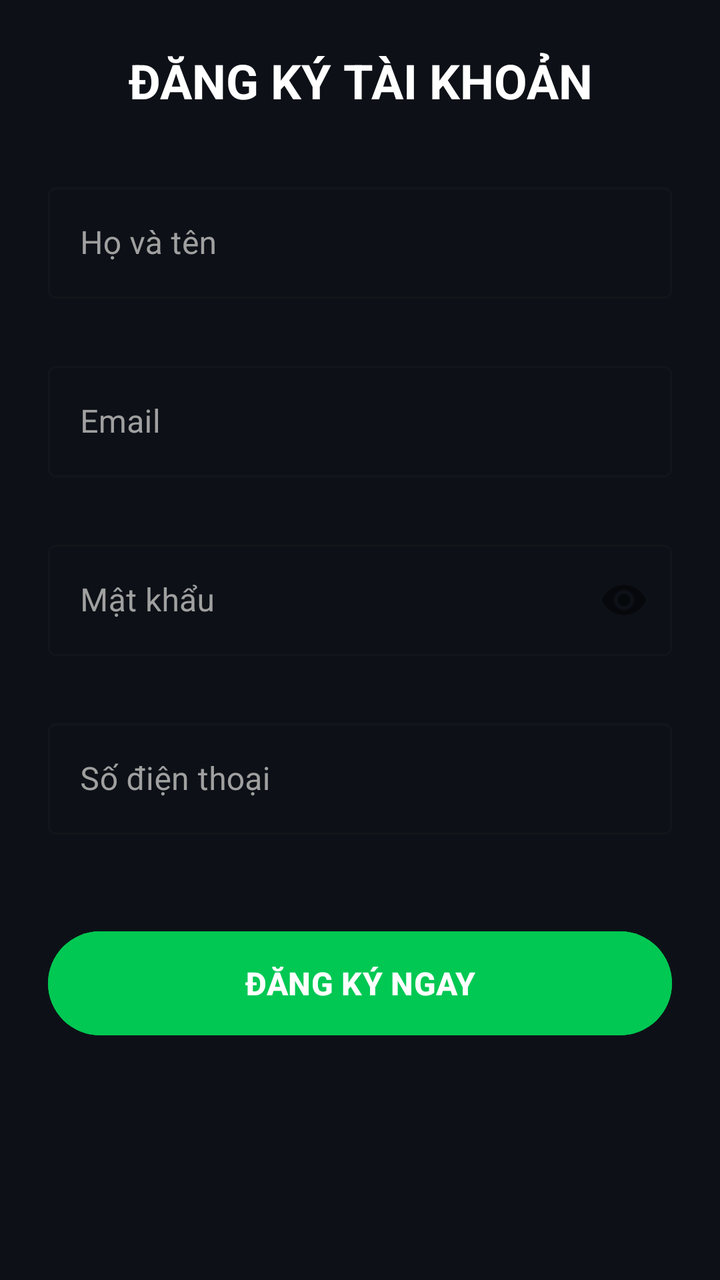
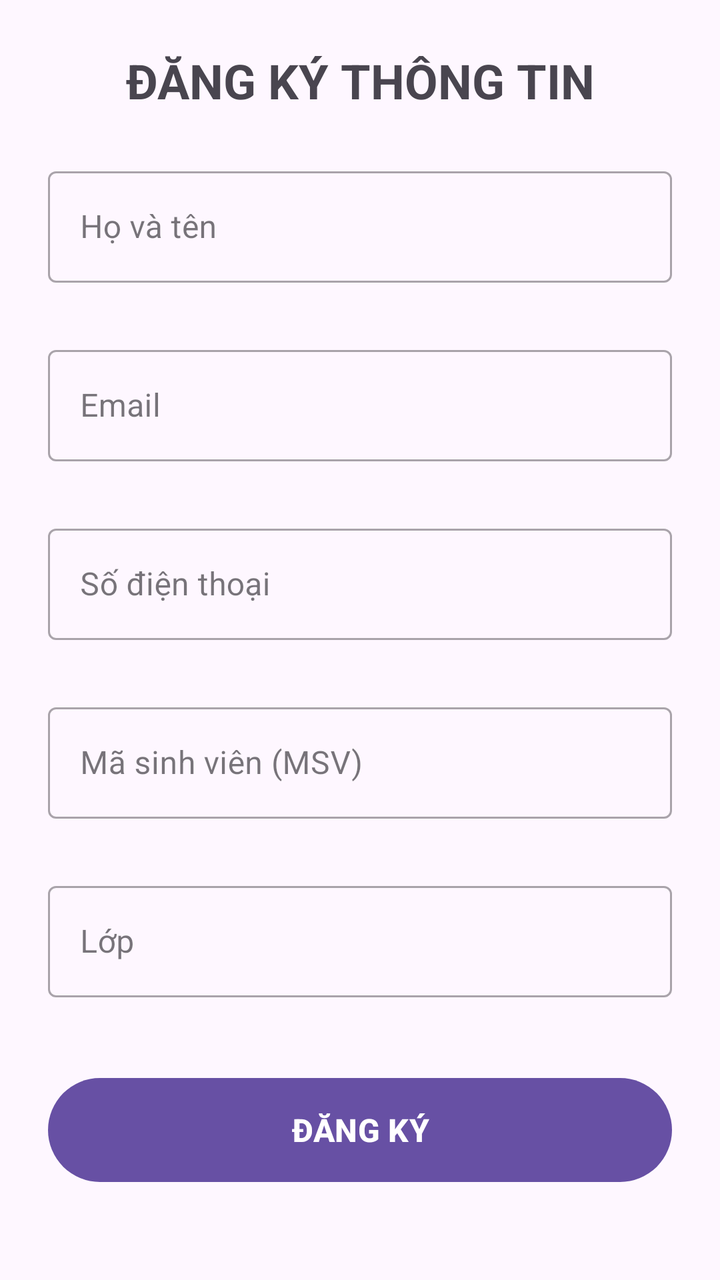

Screens rendered from an Android XML layout before and after an edit, with the pre-edit source and the edit as a unified diff.
<!-- AndroidManifest.xml: application theme Theme.New -->
<!-- res/layout/activity_main.xml -->
<?xml version="1.0" encoding="utf-8"?>
<ScrollView xmlns:android="http://schemas.android.com/apk/res/android"
    xmlns:app="http://schemas.android.com/apk/res-auto"
    android:layout_width="match_parent"
    android:layout_height="match_parent"
    android:padding="24dp"
    android:background="#0D1117"> 

    <LinearLayout
        android:layout_width="match_parent"
        android:layout_height="wrap_content"
        android:orientation="vertical">

        <TextView
            android:layout_width="match_parent"
            android:layout_height="wrap_content"
            android:layout_marginBottom="32dp"
            android:gravity="center"
            android:text="ĐĂNG KÝ TÀI KHOẢN"
            android:textColor="#FFFFFF"
            android:textSize="24sp"
            android:textStyle="bold" />

        
        <com.google.android.material.textfield.TextInputLayout
            android:id="@+id/tilName"
            style="@style/Widget.MaterialComponents.TextInputLayout.OutlinedBox"
            android:layout_width="match_parent"
            android:layout_height="wrap_content"
            android:layout_marginBottom="8dp"
            android:textColorHint="#A0A0A0"
            app:errorEnabled="true">

            <com.google.android.material.textfield.TextInputEditText
                android:id="@+id/etName"
                android:layout_width="match_parent"
                android:layout_height="wrap_content"
                android:hint="Họ và tên"
                android:textColor="#FFFFFF"
                android:inputType="textPersonName" />
        </com.google.android.material.textfield.TextInputLayout>

        
        <com.google.android.material.textfield.TextInputLayout
            android:id="@+id/tilEmail"
            style="@style/Widget.MaterialComponents.TextInputLayout.OutlinedBox"
            android:layout_width="match_parent"
            android:layout_height="wrap_content"
            android:layout_marginBottom="8dp"
            android:textColorHint="#A0A0A0"
            app:errorEnabled="true">

            <com.google.android.material.textfield.TextInputEditText
                android:id="@+id/etEmail"
                android:layout_width="match_parent"
                android:layout_height="wrap_content"
                android:hint="Email"
                android:textColor="#FFFFFF"
                android:inputType="textEmailAddress" />
        </com.google.android.material.textfield.TextInputLayout>

        
        <com.google.android.material.textfield.TextInputLayout
            android:id="@+id/tilPassword"
            style="@style/Widget.MaterialComponents.TextInputLayout.OutlinedBox"
            android:layout_width="match_parent"
            android:layout_height="wrap_content"
            android:layout_marginBottom="8dp"
            android:textColorHint="#A0A0A0"
            app:errorEnabled="true"
            app:passwordToggleEnabled="true">

            <com.google.android.material.textfield.TextInputEditText
                android:id="@+id/etPassword"
                android:layout_width="match_parent"
                android:layout_height="wrap_content"
                android:hint="Mật khẩu"
                android:textColor="#FFFFFF"
                android:inputType="textPassword" />
        </com.google.android.material.textfield.TextInputLayout>

        
        <com.google.android.material.textfield.TextInputLayout
            android:id="@+id/tilPhone"
            style="@style/Widget.MaterialComponents.TextInputLayout.OutlinedBox"
            android:layout_width="match_parent"
            android:layout_height="wrap_content"
            android:layout_marginBottom="24dp"
            android:textColorHint="#A0A0A0"
            app:errorEnabled="true">

            <com.google.android.material.textfield.TextInputEditText
                android:id="@+id/etPhone"
                android:layout_width="match_parent"
                android:layout_height="wrap_content"
                android:hint="Số điện thoại"
                android:textColor="#FFFFFF"
                android:inputType="phone" />
        </com.google.android.material.textfield.TextInputLayout>

        
        <Button
            android:id="@+id/btnRegister"
            android:layout_width="match_parent"
            android:layout_height="60dp"
            android:backgroundTint="#00C853"
            android:textColor="#FFFFFF"
            android:text="ĐĂNG KÝ NGAY"
            android:textSize="16sp"
            android:textStyle="bold" />

    </LinearLayout>
</ScrollView>
<!-- resources referenced by this layout -->
<resources>
  <style name="Theme.New" parent="Base.Theme.New" />
  <style name="Base.Theme.New" parent="Theme.Material3.DayNight.NoActionBar">
          
          
      </style>
</resources>

<!-- the commit's change to res/layout/activity_main.xml (unified diff, before → after) -->
@@ -3,8 +3,7 @@
     xmlns:app="http://schemas.android.com/apk/res-auto"
     android:layout_width="match_parent"
     android:layout_height="match_parent"
-    android:padding="24dp"
-    android:background="#0D1117"> 
+    android:padding="24dp">
 
     <LinearLayout
         android:layout_width="match_parent"
@@ -14,98 +13,92 @@
         <TextView
             android:layout_width="match_parent"
             android:layout_height="wrap_content"
-            android:layout_marginBottom="32dp"
+            android:layout_marginBottom="24dp"
             android:gravity="center"
-            android:text="ĐĂNG KÝ TÀI KHOẢN"
-            android:textColor="#FFFFFF"
+            android:text="ĐĂNG KÝ THÔNG TIN"
             android:textSize="24sp"
             android:textStyle="bold" />
 
-        
         <com.google.android.material.textfield.TextInputLayout
             android:id="@+id/tilName"
             style="@style/Widget.MaterialComponents.TextInputLayout.OutlinedBox"
             android:layout_width="match_parent"
             android:layout_height="wrap_content"
             android:layout_marginBottom="8dp"
-            android:textColorHint="#A0A0A0"
             app:errorEnabled="true">
-
             <com.google.android.material.textfield.TextInputEditText
                 android:id="@+id/etName"
                 android:layout_width="match_parent"
                 android:layout_height="wrap_content"
                 android:hint="Họ và tên"
-                android:textColor="#FFFFFF"
                 android:inputType="textPersonName" />
         </com.google.android.material.textfield.TextInputLayout>
 
-        
         <com.google.android.material.textfield.TextInputLayout
             android:id="@+id/tilEmail"
             style="@style/Widget.MaterialComponents.TextInputLayout.OutlinedBox"
             android:layout_width="match_parent"
             android:layout_height="wrap_content"
             android:layout_marginBottom="8dp"
-            android:textColorHint="#A0A0A0"
             app:errorEnabled="true">
-
             <com.google.android.material.textfield.TextInputEditText
                 android:id="@+id/etEmail"
                 android:layout_width="match_parent"
                 android:layout_height="wrap_content"
                 android:hint="Email"
-                android:textColor="#FFFFFF"
                 android:inputType="textEmailAddress" />
         </com.google.android.material.textfield.TextInputLayout>
 
-        
-        <com.google.android.material.textfield.TextInputLayout
-            android:id="@+id/tilPassword"
-            style="@style/Widget.MaterialComponents.TextInputLayout.OutlinedBox"
-            android:layout_width="match_parent"
-            android:layout_height="wrap_content"
-            android:layout_marginBottom="8dp"
-            android:textColorHint="#A0A0A0"
-            app:errorEnabled="true"
-            app:passwordToggleEnabled="true">
-
-            <com.google.android.material.textfield.TextInputEditText
-                android:id="@+id/etPassword"
-                android:layout_width="match_parent"
-                android:layout_height="wrap_content"
-                android:hint="Mật khẩu"
-                android:textColor="#FFFFFF"
-                android:inputType="textPassword" />
-        </com.google.android.material.textfield.TextInputLayout>
-
-        
         <com.google.android.material.textfield.TextInputLayout
             android:id="@+id/tilPhone"
             style="@style/Widget.MaterialComponents.TextInputLayout.OutlinedBox"
             android:layout_width="match_parent"
             android:layout_height="wrap_content"
-            android:layout_marginBottom="24dp"
-            android:textColorHint="#A0A0A0"
+            android:layout_marginBottom="8dp"
             app:errorEnabled="true">
-
             <com.google.android.material.textfield.TextInputEditText
                 android:id="@+id/etPhone"
                 android:layout_width="match_parent"
                 android:layout_height="wrap_content"
                 android:hint="Số điện thoại"
-                android:textColor="#FFFFFF"
                 android:inputType="phone" />
         </com.google.android.material.textfield.TextInputLayout>
 
-        
+        <com.google.android.material.textfield.TextInputLayout
+            android:id="@+id/tilStudentId"
+            style="@style/Widget.MaterialComponents.TextInputLayout.OutlinedBox"
+            android:layout_width="match_parent"
+            android:layout_height="wrap_content"
+            android:layout_marginBottom="8dp"
+            app:errorEnabled="true">
+            <com.google.android.material.textfield.TextInputEditText
+                android:id="@+id/etStudentId"
+                android:layout_width="match_parent"
+                android:layout_height="wrap_content"
+                android:hint="Mã sinh viên (MSV)"
+                android:inputType="text" />
+        </com.google.android.material.textfield.TextInputLayout>
+
+        <com.google.android.material.textfield.TextInputLayout
+            android:id="@+id/tilClassName"
+            style="@style/Widget.MaterialComponents.TextInputLayout.OutlinedBox"
+            android:layout_width="match_parent"
+            android:layout_height="wrap_content"
+            android:layout_marginBottom="16dp"
+            app:errorEnabled="true">
+            <com.google.android.material.textfield.TextInputEditText
+                android:id="@+id/etClassName"
+                android:layout_width="match_parent"
+                android:layout_height="wrap_content"
+                android:hint="Lớp"
+                android:inputType="text" />
+        </com.google.android.material.textfield.TextInputLayout>
+
         <Button
             android:id="@+id/btnRegister"
             android:layout_width="match_parent"
             android:layout_height="60dp"
-            android:backgroundTint="#00C853"
-            android:textColor="#FFFFFF"
-            android:text="ĐĂNG KÝ NGAY"
+            android:text="ĐĂNG KÝ"
             android:textSize="16sp"
             android:textStyle="bold" />
 
